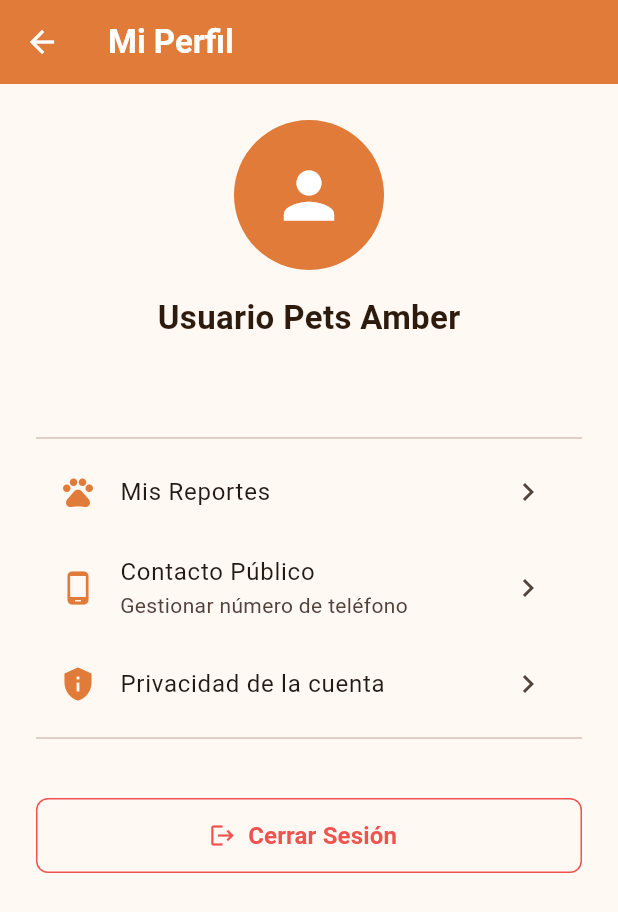
After one commit to Alex-Hrdz/PataExtraviadaPruebas, a Flutter app: the ProfileScreen screen opened directly, on a phone screen of 412 x 824 dp. The commit adds this screen. Shown: the top 912 px of the screen. Run offline on Flutter 3.47's test engine with Material 3 defaults, Android fonts, the phone set to English and light mode, and no system bars; our stand-ins replace cloud_firestore, firebase_auth, firebase_core, image_picker; accounts and stored records are empty; generated files the repository leaves out were written again.

Commit message:
Añade vista de perfil y boton de logout

```diff
--- /dev/null
+++ b/lib/screens/profile/profile_screen.dart
@@ -0,0 +1,109 @@
+import 'package:flutter/material.dart';
+import 'package:firebase_auth/firebase_auth.dart';
+import '../../utils/app_colors.dart';
+import '../../services/auth_service.dart';
+
+class ProfileScreen extends StatelessWidget {
+  const ProfileScreen({super.key});
+
+  @override
+  Widget build(BuildContext context) {
+    final currentUser = FirebaseAuth.instance.currentUser;
+    final authService = AuthService();
+
+    return Scaffold(
+      backgroundColor: AppColors.background,
+      appBar: AppBar(
+        title: const Text(
+          'Mi Perfil',
+          style: TextStyle(color: Colors.white, fontWeight: FontWeight.bold),
+        ),
+        iconTheme: const IconThemeData(color: Colors.white),
+        elevation: 0,
+      ),
+      body: SingleChildScrollView(
+        padding: const EdgeInsets.all(24.0),
+        child: Column(
+          crossAxisAlignment: CrossAxisAlignment.center,
+          children: [
+            const CircleAvatar(
+              radius: 50,
+              backgroundColor: AppColors.primary,
+              child: Icon(Icons.person, size: 50, color: Colors.white),
+            ),
+            const SizedBox(height: 16),
+            const Text(
+              'Usuario Pets Amber',
+              style: TextStyle(
+                fontSize: 22,
+                fontWeight: FontWeight.bold,
+                color: AppColors.textPrimary,
+              ),
+            ),
+            const SizedBox(height: 4),
+            Text(
+              currentUser?.email ?? 'correo@ejemplo.com',
+              style: const TextStyle(
+                fontSize: 14,
+                color: AppColors.textSecondary,
+              ),
+            ),
+            const SizedBox(height: 32),
+            const Divider(),
+            ListTile(
+              leading: const Icon(Icons.pets, color: AppColors.primary),
+              title: const Text('Mis Reportes'),
+              trailing: const Icon(Icons.chevron_right),
+              onTap: () {},
+            ),
+            ListTile(
+              leading: const Icon(
+                Icons.phone_android,
+                color: AppColors.primary,
+              ),
+              title: const Text('Contacto Público'),
+              subtitle: const Text('Gestionar número de teléfono'),
+              trailing: const Icon(Icons.chevron_right),
+              onTap: () {},
+            ),
+            ListTile(
+              leading: const Icon(Icons.privacy_tip, color: AppColors.primary),
+              title: const Text('Privacidad de la cuenta'),
+              trailing: const Icon(Icons.chevron_right),
+              onTap: () {},
+            ),
+            const Divider(),
+            const SizedBox(height: 32),
+            SizedBox(
+              width: double.infinity,
+              height: 50,
+              child: OutlinedButton.icon(
+                onPressed: () async {
+                  await authService.logout();
+                  if (context.mounted) {
+                    Navigator.of(context).popUntil((route) => route.isFirst);
+                  }
+                },
+                icon: const Icon(Icons.logout, color: AppColors.lost),
+                label: const Text(
+                  'Cerrar Sesión',
+                  style: TextStyle(
+                    color: AppColors.lost,
+                    fontSize: 16,
+                    fontWeight: FontWeight.bold,
+                  ),
+                ),
+                style: OutlinedButton.styleFrom(
+                  side: const BorderSide(color: AppColors.lost),
+                  shape: RoundedRectangleBorder(
+                    borderRadius: BorderRadius.circular(8),
+                  ),
+                ),
+              ),
+            ),
+          ],
+        ),
+      ),
+    );
+  }
+}
```
Also changed, not shown: lib/screens/feed/add_report_screen.dart (+98 -43 lines), lib/screens/feed/feed_screen.dart (+71 -34 lines).
